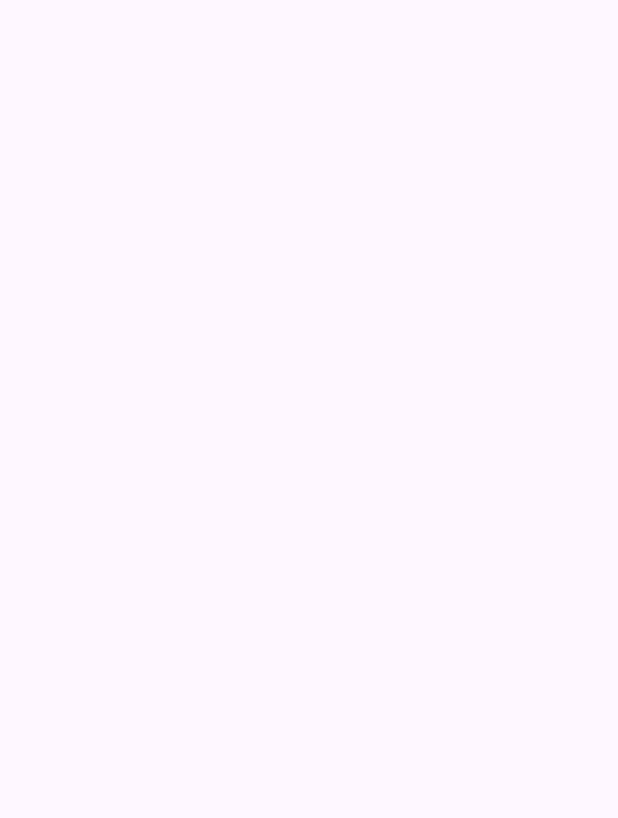
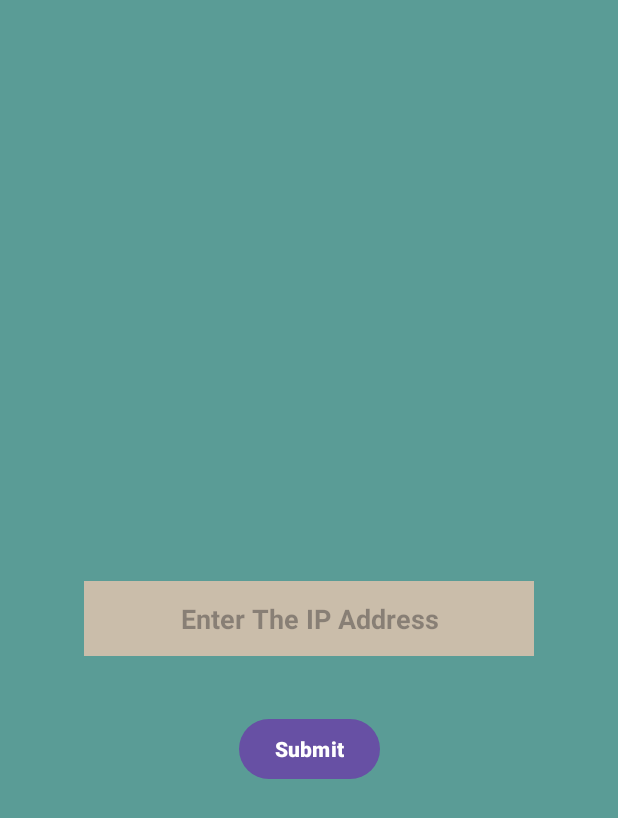
Before and after one commit to M-Mkumar/MINOR-PROJECT-6TH-SEM, an Android app: the IPAddressActivity screen opened directly, with no data from a screen before it, on a phone screen of 412 x 824 dp. Before the commit the part shown is empty. Shown: the top 818 px of the screen. Run offline under Robolectric (Android 15) with nearby library versions, the phone set to English and light mode, and no system bars.

Commit message:
IPAdrress Activity Setup

```diff
--- a/SentimentAnalysis/app/build.gradle
+++ b/SentimentAnalysis/app/build.gradle
@@ -11,7 +11,7 @@ android {
     defaultConfig {
         applicationId "org.root.sentiments"
         minSdk 24
-        targetSdk 33
+        targetSdk 32
         versionCode 1
         versionName "1.0"
 
@@ -42,8 +42,6 @@ dependencies {
     implementation 'androidx.appcompat:appcompat:1.6.1'
     implementation 'com.google.android.material:material:1.5.0'
     implementation 'androidx.constraintlayout:constraintlayout:2.1.4'
-    implementation 'androidx.navigation:navigation-fragment-ktx:2.7.7'
-    implementation 'androidx.navigation:navigation-ui-ktx:2.7.7'
     testImplementation 'junit:junit:4.13.2'
     androidTestImplementation 'androidx.test.ext:junit:1.1.5'
     androidTestImplementation 'androidx.test.espresso:espresso-core:3.5.1'
--- a/SentimentAnalysis/app/src/main/res/layout/activity_ipaddress.xml
+++ b/SentimentAnalysis/app/src/main/res/layout/activity_ipaddress.xml
@@ -4,6 +4,33 @@
     xmlns:tools="http://schemas.android.com/tools"
     android:layout_width="match_parent"
     android:layout_height="match_parent"
+    android:background="#5A9C96"
     tools:context=".IPAddressActivity">
 
+    <EditText
+        android:id="@+id/etIP"
+        android:layout_width="300dp"
+        android:layout_height="50dp"
+        android:background="#CABDAA"
+        android:gravity="center"
+        android:hint="Enter The IP Address"
+        android:textColor="@color/black"
+        android:textStyle="bold"
+        app:layout_constraintBottom_toBottomOf="parent"
+        app:layout_constraintEnd_toEndOf="parent"
+        app:layout_constraintHorizontal_bias="0.5"
+        app:layout_constraintStart_toStartOf="parent"
+        app:layout_constraintTop_toTopOf="parent"
+        app:layout_constraintVertical_bias="0.5" />
+
+    <Button
+        android:id="@+id/btnSubmit"
+        android:layout_width="wrap_content"
+        android:layout_height="wrap_content"
+        android:layout_marginTop="38dp"
+        android:text="Submit"
+        android:textStyle="bold"
+        app:layout_constraintEnd_toEndOf="parent"
+        app:layout_constraintStart_toStartOf="parent"
+        app:layout_constraintTop_toBottomOf="@+id/etIP" />
 </androidx.constraintlayout.widget.ConstraintLayout>
--- a/SentimentAnalysis/app/src/main/res/layout/activity_login.xml
+++ b/SentimentAnalysis/app/src/main/res/layout/activity_login.xml
@@ -3,6 +3,7 @@
     xmlns:app="http://schemas.android.com/apk/res-auto"
     xmlns:tools="http://schemas.android.com/tools"
     android:layout_width="match_parent"
+    android:background="#5A9C96"
     android:layout_height="match_parent"
     tools:context=".LoginActivity">
 
```
Also changed, not shown: SentimentAnalysis/app/src/main/res/navigation/nav_graph.xml (deleted, +0 -28 lines).
